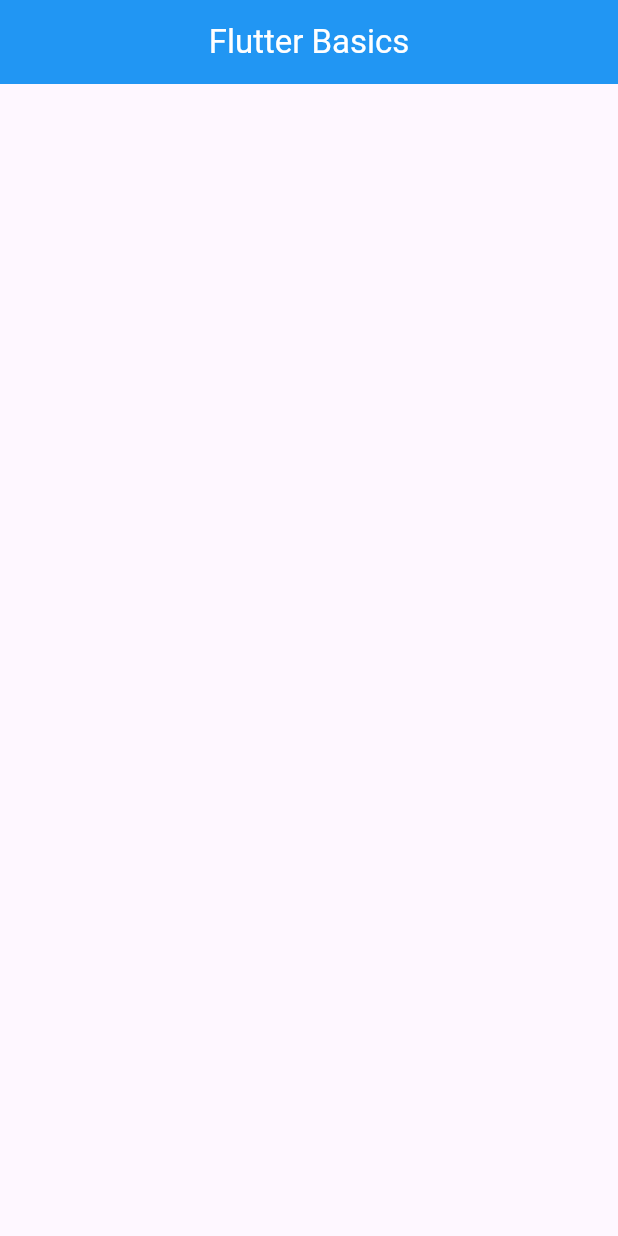
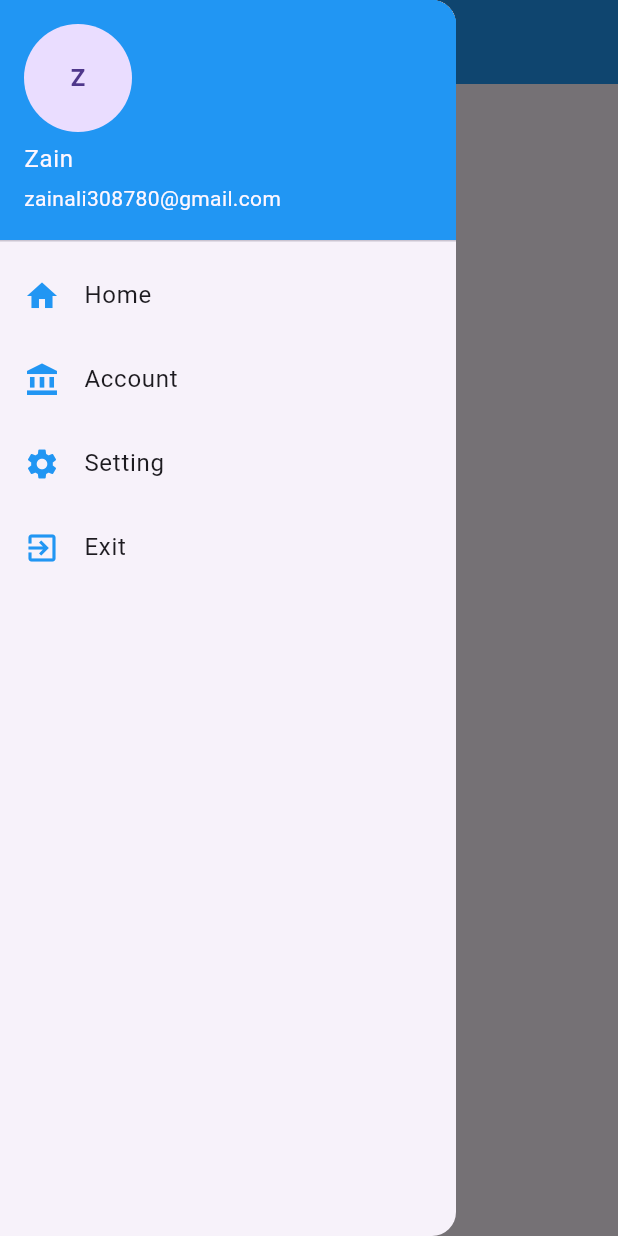
Before and after one commit to itstechhalf/flutterBasics, a Flutter app: the screen it shows after launch, with the side drawer open (before the commit the screen has no drawer), on a phone screen of 412 x 824 dp. Run offline on Flutter 3.47's test engine with Material 3 defaults, Android fonts, the phone set to English and light mode, and no system bars.

Commit message:
Drawer Added

```diff
--- a/lib/common_widgets/appBar.dart
+++ b/lib/common_widgets/appBar.dart
@@ -1,9 +1,10 @@
 import 'package:flutter/material.dart';
 
 class appBar {
-   //Basic App Bar
+  //Basic App Bar
 
-   final myAppBar = AppBar(
+  final myAppBar = AppBar(
+    iconTheme: const IconThemeData(color: Colors.white),
     title: const Text(
       "Flutter Basics",
       style: TextStyle(color: Colors.white),
--- /dev/null
+++ b/lib/common_widgets/appDrawer.dart
@@ -0,0 +1,39 @@
+import 'package:flutter/material.dart';
+
+class appDrawer {
+  //Basic First Drawer
+  final myAppDrawer = Drawer(
+    child: ListView(
+      children: [
+        const UserAccountsDrawerHeader(
+          accountName: Text("Zain"),
+          accountEmail: Text("zainali308780@gmail.com"),
+          decoration: BoxDecoration(color: Colors.blue),
+          currentAccountPicture: CircleAvatar(
+            child: Text("Z",style: TextStyle(fontWeight: FontWeight.bold),),
+          ),
+        ),
+        ListTile(
+          leading: const Icon(Icons.home,color: Colors.blue,),
+          onTap: (){},
+          title:const Text("Home"),
+        ),
+        ListTile(
+          leading: const Icon(Icons.account_balance,color: Colors.blue,),
+          onTap: (){},
+          title:const Text("Account"),
+        ),
+        ListTile(
+          leading: const Icon(Icons.settings,color: Colors.blue,),
+          onTap: (){},
+          title:const Text("Setting"),
+        ),
+        ListTile(
+          leading: const Icon(Icons.exit_to_app,color: Colors.blue,),
+          onTap: (){},
+          title:const Text("Exit"),
+        ),
+      ],
+    ),
+  );
+}
--- a/lib/ui/home.dart
+++ b/lib/ui/home.dart
@@ -1,5 +1,6 @@
 import 'package:flutter/material.dart';
 import 'package:flutterbasics/common_widgets/appBar.dart';
+import 'package:flutterbasics/common_widgets/appDrawer.dart';
 
 class home extends StatelessWidget {
   const home({super.key});
@@ -7,8 +8,10 @@ class home extends StatelessWidget {
   @override
   Widget build(BuildContext context) {
     var basicAppBar = appBar();
+    var basicAppDrawer = appDrawer();
     return Scaffold(
       appBar:basicAppBar.myAppBar,
+      drawer: basicAppDrawer.myAppDrawer,
     );
   }
 }
```
